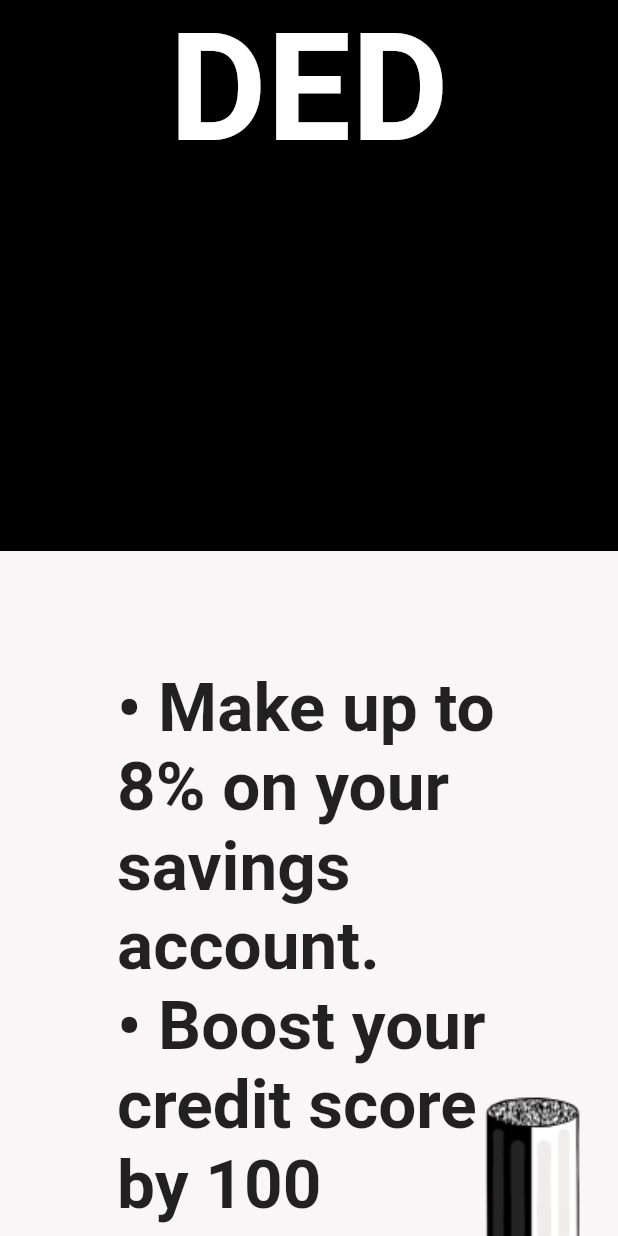
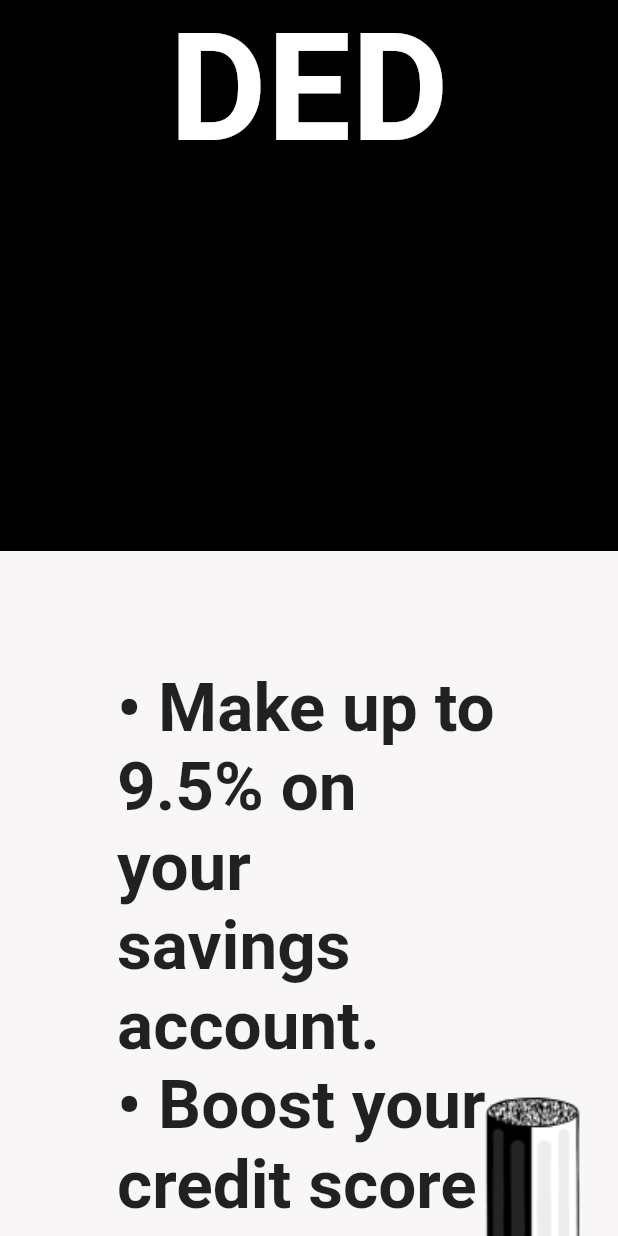
Before and after one commit to KuldeepRathor/baink, a Flutter app: the screen it shows after launch, scrolled down 1728 dp, on a phone screen of 412 x 824 dp. Run offline on Flutter 3.47's test engine with Material 2 defaults, Android fonts, the phone set to English and light mode, and no system bars; our stand-ins replace url_launcher_web; missing offline and left inert: dart:html.

Commit message:
Minimal Addition

```diff
--- a/lib/components/bulletpoints.dart
+++ b/lib/components/bulletpoints.dart
@@ -40,7 +40,7 @@ class BulletPoints extends StatelessWidget {
           child: const Padding(
             padding: EdgeInsets.all(78.0),
             child: Text(
-              "• Make up to 8% on your savings account. \n• Boost your credit score by 100 points within a year.",
+              "• Make up to 9.5% on your savings account. \n• Boost your credit score by 100 points within a year.",
               style: TextStyle(fontSize: 45, fontWeight: FontWeight.bold),
             ),
           ),
@@ -57,7 +57,7 @@ class BulletPoints extends StatelessWidget {
           child: const Padding(
             padding: EdgeInsets.only(top: 430, left: 100),
             child: Text(
-              "• Make target-oriented investments with our 12% FD. \n• Interact with the app in your vernacular language.",
+              "• Make target-oriented investments with our 11% FD. \n• Interact with the app in your vernacular language.",
               style: TextStyle(
                 fontSize: 40,
                 fontWeight: FontWeight.bold,
```
